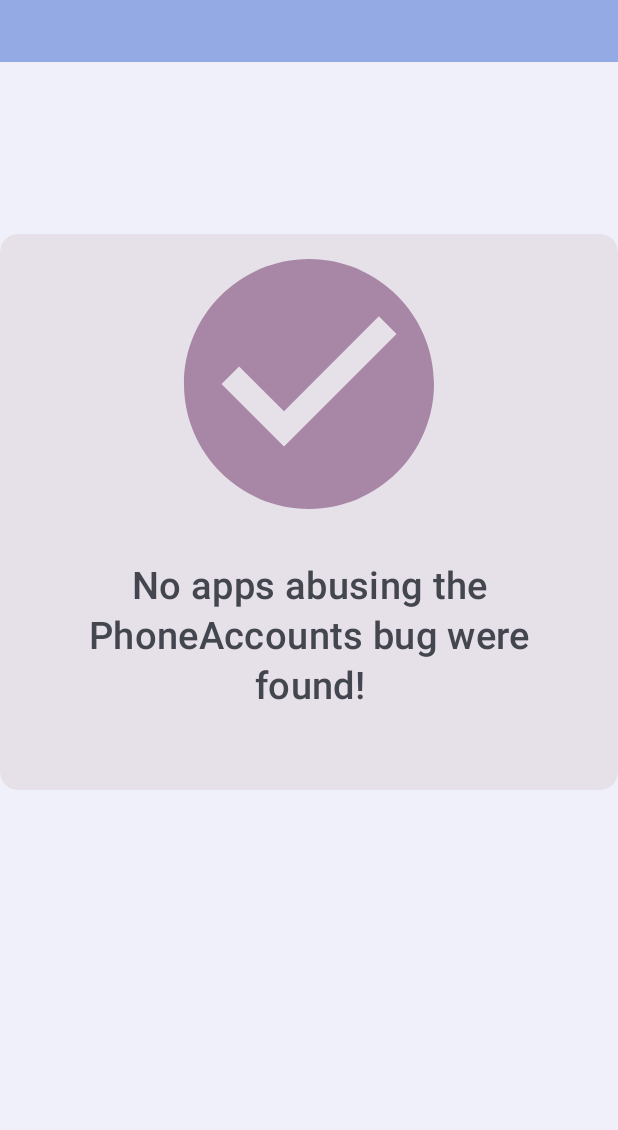
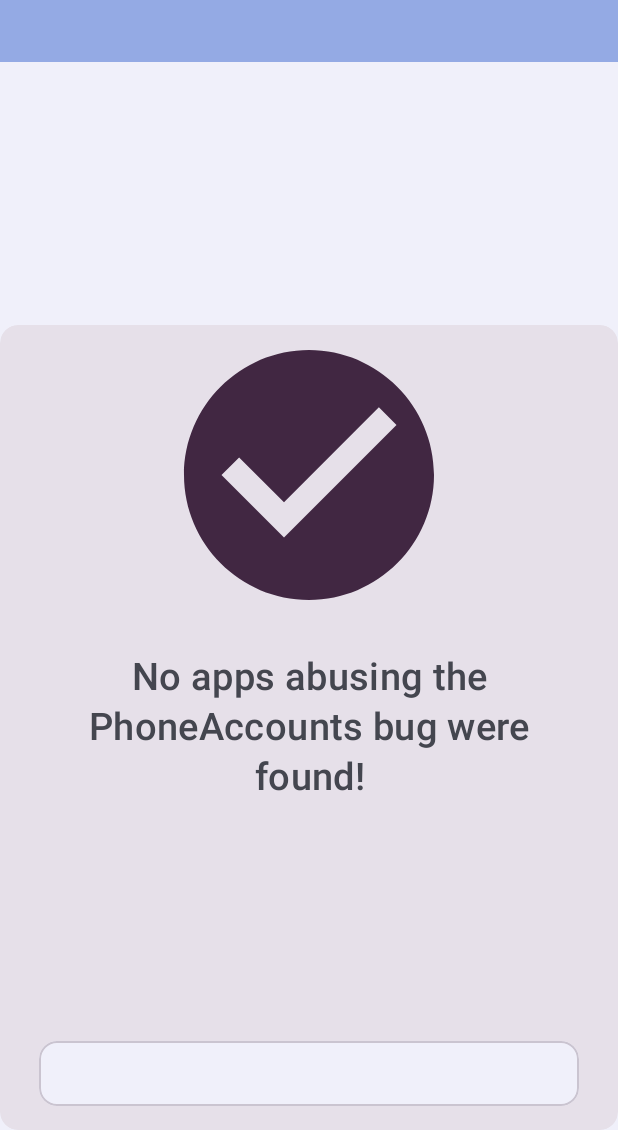
Before and after one commit to linuxct/PhoneAccountDetector, an Android app: the screen it shows after launch (MainActivity), on a phone screen of 412 x 824 dp, the part 106-1236 px from its top. Run offline under Robolectric (Android 15) with nearby library versions, the phone set to English and light mode, and no system bars.

Commit message:
Enabled Scrolling in landscape mods and changed some styles

```diff
--- a/app/src/main/res/layout/activity_main.xml
+++ b/app/src/main/res/layout/activity_main.xml
@@ -7,7 +7,6 @@
     tools:context=".MainActivity">
 
     <androidx.coordinatorlayout.widget.CoordinatorLayout
-
         android:layout_width="match_parent"
         android:layout_height="match_parent">
 
@@ -21,33 +20,40 @@
                 android:layout_height="?attr/collapsingToolbarLayoutMediumSize"
                 android:id="@+id/topAppBar"
                 app:title="@string/app_name"
-
                 app:titleCentered="true"
                 app:titleTextColor="@color/white"
-                />
+                app:layout_constraintHeight_percent="0.2"
+                app:layout_constraintHorizontal_bias="0.0" />
 
         </com.google.android.material.appbar.AppBarLayout>
 
+    </androidx.coordinatorlayout.widget.CoordinatorLayout>
 
-
-    </androidx.coordinatorlayout.widget.CoordinatorLayout>
+    <androidx.core.widget.NestedScrollView
+        android:layout_width="match_parent"
+        android:layout_height="wrap_content"
+        app:layout_constraintEnd_toEndOf="parent"
+        app:layout_constraintStart_toStartOf="@id/topAppBar"
+        app:layout_constraintTop_toTopOf="@id/topAppBar"
+        app:layout_constraintBottom_toBottomOf="parent"
+        tools:ignore="MissingConstraints,NotSibling">
 
     <com.google.android.material.card.MaterialCardView
         android:id="@+id/card"
         android:layout_width="match_parent"
         android:layout_height="wrap_content"
         app:layout_constraintEnd_toEndOf="parent"
-        app:layout_constraintStart_toStartOf="parent"
-        app:layout_constraintTop_toTopOf="parent"
+        app:layout_constraintStart_toStartOf="@id/topAppBar"
+        app:layout_constraintTop_toTopOf="@id/topAppBar"
         app:layout_constraintBottom_toBottomOf="parent"
-        style="?attr/materialCardViewFilledStyle">
+        style="?attr/materialCardViewFilledStyle"
+        tools:ignore="NotSibling">
 
         <LinearLayout
             android:layout_width="match_parent"
             android:layout_height="wrap_content"
             android:orientation="vertical">
 
-            <!-- Media -->
             <ImageView
                 android:id="@+id/icCheckmark"
                 android:layout_width="200dp"
@@ -55,8 +61,7 @@
                 app:srcCompat="@drawable/ic_checkmark"
                 android:visibility="gone"
                 android:scaleType="fitXY"
-                android:layout_gravity="center_horizontal"
-                />
+                android:layout_gravity="center_horizontal" />
 
             <ImageView
                 android:id="@+id/icWarning"
@@ -65,12 +70,7 @@
                 app:srcCompat="@drawable/ic_warning"
                 android:visibility="gone"
                 android:scaleType="fitXY"
-                android:layout_gravity="center_horizontal"
-
-                />
-
-
-
+                android:layout_gravity="center_horizontal" />
 
             <LinearLayout
                 android:layout_width="match_parent"
@@ -78,7 +78,6 @@
                 android:orientation="vertical"
                 android:padding="16dp">
 
-                <!-- Title, secondary and supporting text -->
                 <TextView
                     android:layout_width="wrap_content"
                     android:layout_height="wrap_content"
@@ -89,31 +88,40 @@
                     android:textSize="25dp"
                     android:textAlignment="center"
                     android:textAppearance="?attr/textAppearanceTitleMedium" />
+
+                <com.google.android.material.card.MaterialCardView
+                    android:id="@+id/card2"
+                    android:clickable="true"
+                    android:layout_width="match_parent"
+                    android:layout_height="wrap_content"
+                    android:layout_marginTop="160dp"
+                    android:layout_marginHorizontal="10dp"
+                    app:cardBackgroundColor="@color/bg"
+                    app:layout_constraintBottom_toBottomOf="parent">
+
+                <LinearLayout
+                    android:layout_width="match_parent"
+                    android:layout_height="wrap_content"
+                    android:orientation="vertical">
+
                 <TextView
                     android:layout_width="wrap_content"
                     android:layout_height="wrap_content"
-                    android:layout_marginTop="18dp"
+                    android:padding="12dp"
                     android:text="Please relaunch the app."
                     android:id="@+id/tvDetails"
                     android:textAppearance="?attr/textAppearanceBodyMedium"
                     android:textColor="?android:attr/textColorSecondary"/>
+                </LinearLayout>
+
+                </com.google.android.material.card.MaterialCardView>
 
             </LinearLayout>
+
         </LinearLayout>
 
     </com.google.android.material.card.MaterialCardView>
 
-
-
-
-
-
-
-
-
-
-
-
-
+    </androidx.core.widget.NestedScrollView>
 
 </androidx.constraintlayout.widget.ConstraintLayout>
--- a/app/src/main/res/values-v31/colors.xml
+++ b/app/src/main/res/values-v31/colors.xml
@@ -8,7 +8,7 @@
     <color name="black">#FF000000</color>
     <color name="white">#FFFFFFFF</color>
     <color name="bg">@android:color/system_neutral2_50</color>
-    <color name="checkmark">@android:color/system_accent3_400</color>
+    <color name="checkmark">@android:color/system_accent3_800</color>
     <color name="warning">@android:color/system_accent1_700</color>
     <color name="maintext">@android:color/system_neutral2_700</color>
     <color name="icon">@android:color/system_neutral1_800</color>
```
